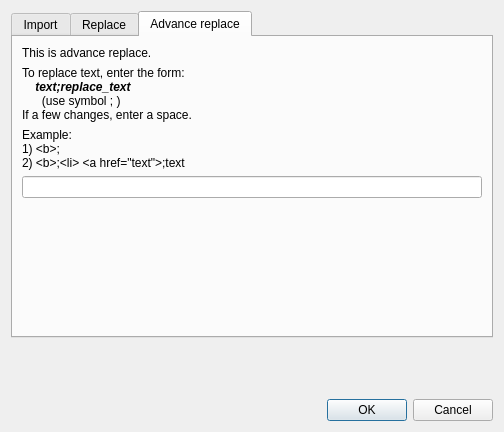
Before: the Qt Designer form src/import/importbookdialog/importbookdialog.ui in axsapronov/bQella, drawn with Qt 5.
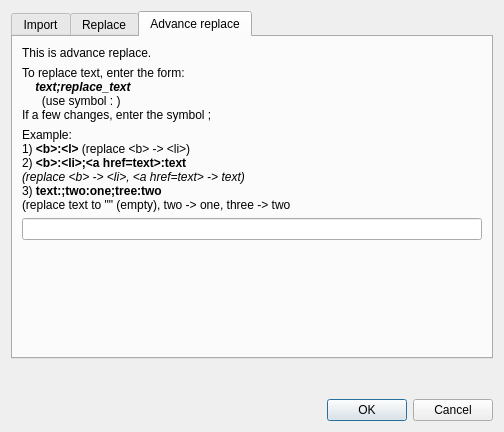
After: the same form once the commit is applied. The open tabs and pages were chosen to show the change.

```diff
--- a/src/import/importbookdialog/importbookdialog.ui
+++ b/src/import/importbookdialog/importbookdialog.ui
@@ -322,17 +322,21 @@
 &lt;/style&gt;&lt;/head&gt;&lt;body style=&quot; font-family:'Sans Serif'; font-size:9pt; font-weight:400; font-style:normal;&quot;&gt;
 &lt;p style=&quot; margin-top:0px; margin-bottom:0px; margin-left:0px; margin-right:0px; -qt-block-indent:0; text-indent:0px;&quot;&gt;To replace text, enter the form:&lt;/p&gt;
 &lt;p style=&quot; margin-top:0px; margin-bottom:0px; margin-left:0px; margin-right:0px; -qt-block-indent:0; text-indent:0px;&quot;&gt;&lt;span style=&quot; font-style:italic;&quot;&gt;    &lt;/span&gt;&lt;span style=&quot; font-weight:600; font-style:italic;&quot;&gt;text;replace_text&lt;/span&gt;&lt;/p&gt;
-&lt;p style=&quot; margin-top:0px; margin-bottom:0px; margin-left:0px; margin-right:0px; -qt-block-indent:0; text-indent:0px;&quot;&gt;      (use symbol ; )&lt;/p&gt;
-&lt;p style=&quot; margin-top:0px; margin-bottom:0px; margin-left:0px; margin-right:0px; -qt-block-indent:0; text-indent:0px;&quot;&gt;If a few changes, enter a space.&lt;/p&gt;&lt;/body&gt;&lt;/html&gt;</string>
+&lt;p style=&quot; margin-top:0px; margin-bottom:0px; margin-left:0px; margin-right:0px; -qt-block-indent:0; text-indent:0px;&quot;&gt;      (use symbol : )&lt;/p&gt;
+&lt;p style=&quot; margin-top:0px; margin-bottom:0px; margin-left:0px; margin-right:0px; -qt-block-indent:0; text-indent:0px;&quot;&gt;If a few changes, enter the symbol ; &lt;/p&gt;&lt;/body&gt;&lt;/html&gt;</string>
          </property>
         </widget>
        </item>
        <item row="2" column="0">
         <widget class="QLabel" name="label_23">
          <property name="text">
-          <string>Example:
-1) &lt;b&gt;;&lt;l&gt; 
-2) &lt;b&gt;;&lt;li&gt; &lt;a href=text&gt;;text</string>
+          <string>&lt;!DOCTYPE HTML PUBLIC &quot;-//W3C//DTD HTML 4.0//EN&quot; &quot;http://www.w3.org/TR/REC-html40/strict.dtd&quot;&gt;
+&lt;html&gt;&lt;head&gt;&lt;meta name=&quot;qrichtext&quot; content=&quot;1&quot; /&gt;&lt;style type=&quot;text/css&quot;&gt;
+p, li { white-space: pre-wrap; }
+&lt;/style&gt;&lt;/head&gt;&lt;body style=&quot; font-family:'Sans Serif'; font-size:9pt; font-weight:400; font-style:normal;&quot;&gt;
+&lt;p style=&quot; margin-top:0px; margin-bottom:0px; margin-left:0px; margin-right:0px; -qt-block-indent:0; text-indent:0px;&quot;&gt;Example:&lt;/p&gt;
+&lt;p style=&quot; margin-top:0px; margin-bottom:0px; margin-left:0px; margin-right:0px; -qt-block-indent:0; text-indent:0px;&quot;&gt;1)&lt;span style=&quot; font-weight:600;&quot;&gt; &amp;lt;b&amp;gt;:&amp;lt;l&amp;gt; &lt;/span&gt;(replace &amp;lt;b&amp;gt; -&amp;gt; &amp;lt;li&amp;gt;)&lt;/p&gt;
+&lt;p style=&quot; margin-top:0px; margin-bottom:0px; margin-left:0px; margin-right:0px; -qt-block-indent:0; text-indent:0px;&quot;&gt;2) &lt;span style=&quot; font-weight:600;&quot;&gt;&amp;lt;b&amp;gt;:&amp;lt;li&amp;gt;;&amp;lt;a href=text&amp;gt;:text  &lt;/span&gt;&lt;br /&gt;&lt;span style=&quot; font-style:italic;&quot;&gt;(replace &amp;lt;b&amp;gt; -&amp;gt; &amp;lt;li&amp;gt;, &amp;lt;a href=text&amp;gt; -&amp;gt; text)&lt;/span&gt;&lt;br /&gt;3)&lt;span style=&quot; font-weight:600;&quot;&gt; text:;two:one;tree:two&lt;br /&gt;&lt;/span&gt;(replace text to &amp;quot;&amp;quot; (empty), two -&amp;gt; one, three -&amp;gt; two&lt;/p&gt;&lt;/body&gt;&lt;/html&gt;</string>
          </property>
         </widget>
        </item>
```
